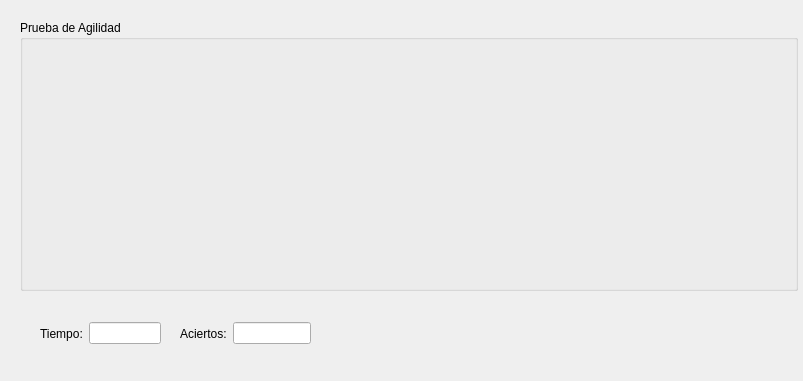
keisy43/superproyecto_alse, file PA/prueba.ui: the form before one commit.
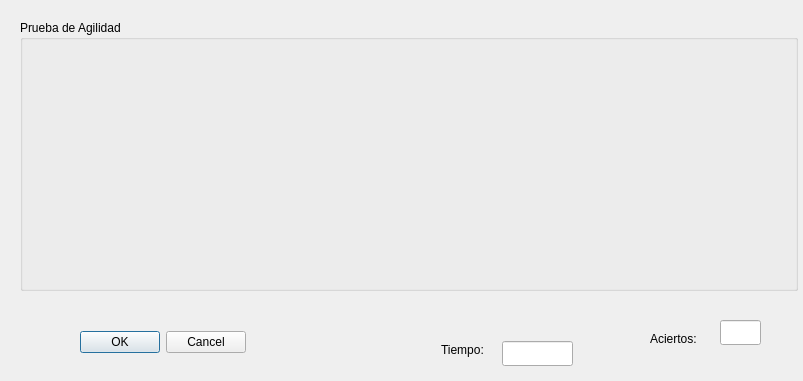
The form after the commit. Icons and pictures are not drawn.

```diff
--- a/PA/prueba.ui
+++ b/PA/prueba.ui
@@ -378,49 +378,64 @@
     </property>
    </widget>
   </widget>
-  <widget class="QWidget" name="">
+  <widget class="QLineEdit" name="cont">
    <property name="geometry">
     <rect>
-     <x>40</x>
+     <x>720</x>
      <y>320</y>
-     <width>121</width>
-     <height>27</height>
+     <width>41</width>
+     <height>25</height>
     </rect>
    </property>
-   <layout class="QHBoxLayout" name="horizontalLayout">
-    <item>
-     <widget class="QLabel" name="label_3">
-      <property name="text">
-       <string>Tiempo:</string>
-      </property>
-     </widget>
-    </item>
-    <item>
-     <widget class="QLineEdit" name="cont_2"/>
-    </item>
-   </layout>
   </widget>
-  <widget class="QWidget" name="">
+  <widget class="QLabel" name="label">
    <property name="geometry">
     <rect>
-     <x>180</x>
-     <y>320</y>
-     <width>131</width>
-     <height>27</height>
+     <x>650</x>
+     <y>330</y>
+     <width>67</width>
+     <height>17</height>
     </rect>
    </property>
-   <layout class="QHBoxLayout" name="horizontalLayout_2">
-    <item>
-     <widget class="QLabel" name="label">
-      <property name="text">
-       <string>Aciertos:</string>
-      </property>
-     </widget>
-    </item>
-    <item>
-     <widget class="QLineEdit" name="cont"/>
-    </item>
-   </layout>
+   <property name="text">
+    <string>Aciertos:</string>
+   </property>
+  </widget>
+  <widget class="QLineEdit" name="cont_2">
+   <property name="geometry">
+    <rect>
+     <x>502</x>
+     <y>341</y>
+     <width>71</width>
+     <height>25</height>
+    </rect>
+   </property>
+  </widget>
+  <widget class="QLabel" name="label_3">
+   <property name="geometry">
+    <rect>
+     <x>441</x>
+     <y>341</y>
+     <width>55</width>
+     <height>17</height>
+    </rect>
+   </property>
+   <property name="text">
+    <string>Tiempo:</string>
+   </property>
+  </widget>
+  <widget class="QDialogButtonBox" name="buttonBox">
+   <property name="geometry">
+    <rect>
+     <x>80</x>
+     <y>330</y>
+     <width>166</width>
+     <height>25</height>
+    </rect>
+   </property>
+   <property name="standardButtons">
+    <set>QDialogButtonBox::Cancel|QDialogButtonBox::Ok</set>
+   </property>
   </widget>
  </widget>
  <resources/>
```
